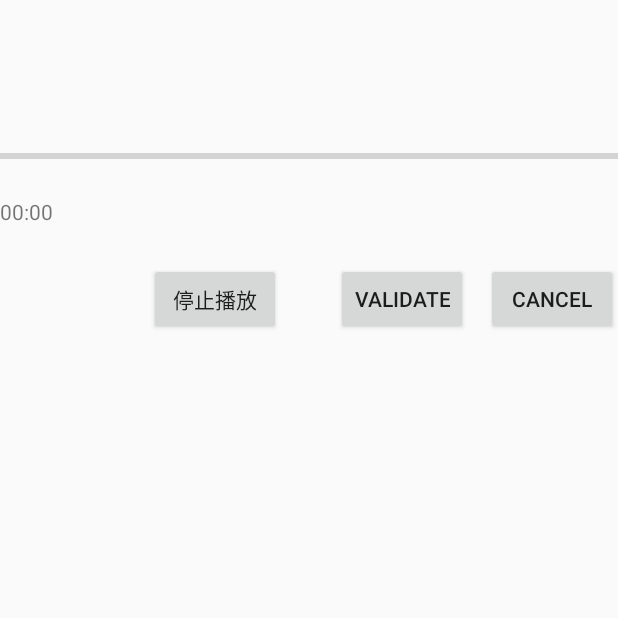
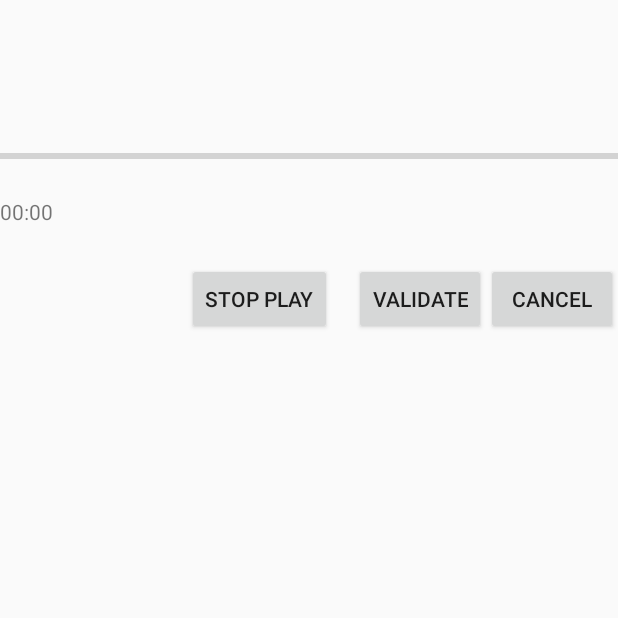
Before and after one commit to jungilwoo93/BonPlan, an Android app: the RecordActivity screen opened directly, with no data from a screen before it, after a tap on "PLAY", on a phone screen of 412 x 824 dp, the top half of it. Run offline under Robolectric (Android 15) with nearby library versions, the phone set to English and light mode, and no system bars; 6 statements that could not run were skipped.

Commit message:
mettre les commentaire sur RecordActivity et nettoyer les codes unsed et inutiles

```diff
--- a/app/src/main/java/com/example/panpa/bonplan/Activities/RecordActivity.java
+++ b/app/src/main/java/com/example/panpa/bonplan/Activities/RecordActivity.java
@@ -5,7 +5,6 @@ import android.content.Intent;
 import android.content.pm.PackageManager;
 import android.media.MediaPlayer;
 import android.media.MediaRecorder;
-import android.media.SoundPool;
 import android.net.Uri;
 import android.os.Environment;
 import android.support.v4.app.ActivityCompat;
@@ -16,13 +15,9 @@ import android.view.View;
 import android.widget.Button;
 import android.widget.ProgressBar;
 import android.widget.TextView;
-import android.widget.Toast;
-
 import com.example.panpa.bonplan.Plan.Note;
 import com.example.panpa.bonplan.R;
-
 import java.io.File;
-import java.io.FileOutputStream;
 import java.io.IOException;
 import java.text.SimpleDateFormat;
 import java.util.Date;
@@ -43,7 +38,7 @@ public class RecordActivity extends AppCompatActivity {
     private MediaPlayer mAudioPlayer;
     private TextView text_timer;
     private int seconds;
-    private int MAXTIME = 50000;
+    private int MAXTIME = 50000; //50secondes
     private String filePath;
     private Note note;
 
@@ -55,9 +50,9 @@ public class RecordActivity extends AppCompatActivity {
         filePath = note.getPathAudio();
         btn_control = findViewById(R.id.btn_control);
         if(filePath!=""){
-            btn_control.setVisibility(View.INVISIBLE);
+            btn_control.setVisibility(View.INVISIBLE); //juste pour écouter l'audio
         }else{
-            btn_control.setVisibility(View.VISIBLE);
+            btn_control.setVisibility(View.VISIBLE); //pour faire l'audio
         }
         progressBar = findViewById(R.id.progressBar);
         btn_play = findViewById(R.id.button_play);
@@ -74,11 +69,11 @@ public class RecordActivity extends AppCompatActivity {
                     } else {
                         startRecord();
                     }
-                    btn_control.setText("停止录制");
+                    btn_control.setText("Stop Record");
                     isRecord = true;
                 }else{
                     stopRecord();
-                    btn_control.setText("重新录制");
+                    btn_control.setText("Re record");
                     isRecord = false;
                 }
             }
@@ -102,11 +97,11 @@ public class RecordActivity extends AppCompatActivity {
                     } else {
                         startPlay();
                     }
-                    btn_play.setText("停止播放");
+                    btn_play.setText("Stop play");
                     isPlay = true;
                 }else{
                     stopPlay();
-                    btn_play.setText("开始播放");
+                    btn_play.setText("Play");
                     isPlay = false;
                 }
             }
@@ -123,7 +118,34 @@ public class RecordActivity extends AppCompatActivity {
         });
 
     }
-    //开始录制
+
+    private void createRecordFile() throws IOException {
+        // Create an image file name
+        String timeStamp = new SimpleDateFormat("yyyyMMdd_HHmmss").format(new Date());
+        String soundFileName = "Record"+timeStamp;
+        File storageDir = new File(Environment.getExternalStorageDirectory(),"sounds");
+        if(!storageDir.exists()){
+            storageDir.mkdirs();
+        }
+        File sound = new File(storageDir,soundFileName+".amr");
+        if(!sound.exists()){
+            sound.createNewFile();
+        }
+        mr = new MediaRecorder();
+        mr.setAudioSource(MediaRecorder.AudioSource.MIC);  //source de l'autdio
+        mr.setOutputFormat(MediaRecorder.OutputFormat.AMR_WB);   //format pour sortie
+        mr.setAudioEncoder(MediaRecorder.AudioEncoder.AMR_WB);   //format pour encoder
+        mr.setOutputFile(sound.getAbsolutePath());
+        try {
+            mr.prepare();
+            mr.start(); //démarrer l'enregistrement
+        } catch (IOException e) {
+            e.printStackTrace();
+        }
+        this.filePath = sound.getAbsolutePath();
+    }
+
+    //commencer à enregistrer l'audio
     private void startRecord(){
         if(mr == null){
             try {
@@ -146,39 +168,14 @@ public class RecordActivity extends AppCompatActivity {
                 }else {
                     createRecordFile();
                 }
-                showProgressforRecording();
+                progressforRecording();
             } catch (IOException e) {
                 e.printStackTrace();
             }
-            /*File dir = new File(Environment.getExternalStorageDirectory(),"sounds");
-            if(!dir.exists()){
-                dir.mkdirs();
-            }
-            File soundFile = new File(dir,System.currentTimeMillis()+".amr");
-            if(!soundFile.exists()){
-                try {
-                    soundFile.createNewFile();
-                } catch (IOException e) {
-                    e.printStackTrace();
-                }
-
-            }
-            mr = new MediaRecorder();
-            mr.setAudioSource(MediaRecorder.AudioSource.MIC);  //音频输入源
-            mr.setOutputFormat(MediaRecorder.OutputFormat.AMR_WB);   //设置输出格式
-            mr.setAudioEncoder(MediaRecorder.AudioEncoder.AMR_WB);   //设置编码格式
-            mr.setOutputFile(soundFile.getAbsolutePath());
-            try {
-                mr.prepare();
-                mr.start();  //开始录制
-            } catch (IOException e) {
-                e.printStackTrace();
-            }*/
-
         }
     }
 
-    //停止录制，资源释放
+    //terminier l'enregistrement, et libérer les ressources
     private void stopRecord(){
         if(mr != null){
             mr.stop();
@@ -187,43 +184,9 @@ public class RecordActivity extends AppCompatActivity {
         }
     }
 
-    private void createRecordFile() throws IOException {
-        // Create an image file name
-        String timeStamp = new SimpleDateFormat("yyyyMMdd_HHmmss").format(new Date());
-        String soundFileName = "Record"+timeStamp;
-        //File storageDir = getExternalFilesDir(Environment.DIRECTORY_MUSIC);
-        File storageDir = new File(Environment.getExternalStorageDirectory(),"sounds");
-        if(!storageDir.exists()){
-            storageDir.mkdirs();
-        }
-        File sound = new File(storageDir,soundFileName+".amr");
-        if(!sound.exists()){
-            sound.createNewFile();
-        }
-        //File sound = File.createTempFile(
-        //        soundFileName,  /* prefix */
-         //       ".amr",         /* suffix */
-         //       storageDir      /* directory */
-        //);
-        mr = new MediaRecorder();
-        mr.setAudioSource(MediaRecorder.AudioSource.MIC);  //音频输入源
-        mr.setOutputFormat(MediaRecorder.OutputFormat.AMR_WB);   //设置输出格式
-        mr.setAudioEncoder(MediaRecorder.AudioEncoder.AMR_WB);   //设置编码格式
-        mr.setOutputFile(sound.getAbsolutePath());
-        try {
-            mr.prepare();
-            //updatingPlyingProgressBar();
-            mr.start();  //开始录制
-        } catch (IOException e) {
-            e.printStackTrace();
-        }
-        this.filePath = sound.getAbsolutePath();
-        Toast.makeText(RecordActivity.this,sound.getAbsolutePath(),Toast.LENGTH_SHORT).show();
-        // Save a file: path for use with ACTION_VIEW intents
-        //return sound;
-    }
 
-    private void showProgressforRecording() {
+
+    private void progressforRecording() {
         seconds = 0;
         mRecordingtimer = new Timer();
         mRecordingtimer.schedule(new TimerTask() {
@@ -252,9 +215,9 @@ public class RecordActivity extends AppCompatActivity {
         try {
             mAudioPlayer.setDataSource(this, Uri.parse(filePath));
             mAudioPlayer.prepare();
-            updatingPlyingProgressBar();
+            updatePlayingProgressBar();
             mAudioPlayer.start();
-            showProgressforPlaying();
+            progressforPlaying();
 
         } catch (IOException e) {
             e.printStackTrace();
@@ -267,7 +230,7 @@ public class RecordActivity extends AppCompatActivity {
         });
     }
 
-    private void updatingPlyingProgressBar() {
+    private void updatePlayingProgressBar() {
 
         long maxTime = mAudioPlayer.getDuration();
         int second = (int) maxTime / 1000;
@@ -276,7 +239,7 @@ public class RecordActivity extends AppCompatActivity {
         text_timer.setText(second > 9 ? "00:" + second : "00:0" + second);
     }
 
-    private void showProgressforPlaying() {
+    private void progressforPlaying() {
         seconds = 0;
         mPlayingTimer = new Timer();
         mPlayingTimer.schedule(new TimerTask() {
--- a/app/src/main/res/layout/activity_record.xml
+++ b/app/src/main/res/layout/activity_record.xml
@@ -13,7 +13,7 @@
         android:layout_alignParentTop="true"
         android:layout_alignStart="@+id/progressBar"
         android:layout_marginTop="175dp"
-        android:text="开始录音"
+        android:text="@string/startRecord"
         tools:layout_editor_absoluteX="148dp"
         tools:layout_editor_absoluteY="168dp" />
 
@@ -33,10 +33,9 @@
         android:id="@+id/button_play"
         android:layout_width="wrap_content"
         android:layout_height="wrap_content"
-        android:layout_alignParentStart="true"
         android:layout_alignTop="@+id/btn_control"
-        android:layout_marginStart="99dp"
-        android:text="Play" />
+        android:layout_toEndOf="@+id/btn_control"
+        android:text="@string/play" />
 
     <Button
         android:id="@+id/btn_cancel"
@@ -57,8 +56,7 @@
         android:id="@+id/btn_validate"
         android:layout_width="wrap_content"
         android:layout_height="wrap_content"
-        android:layout_alignBottom="@+id/btn_control"
-        android:layout_alignParentEnd="true"
-        android:layout_marginEnd="100dp"
+        android:layout_alignTop="@+id/btn_control"
+        android:layout_toStartOf="@+id/btn_cancel"
         android:text="@string/validate" />
 </RelativeLayout>
--- a/app/src/main/res/values/strings.xml
+++ b/app/src/main/res/values/strings.xml
@@ -21,6 +21,7 @@
     <string name="cancel">Cancel</string>
     <string name="play">Play</string>
     <string name="validate">Validate</string>
+    <string name="startRecord">Start Record</string>
     <!--<string-array name="months">
         <item>Janvier</item>
         <item>Février</item>
```
